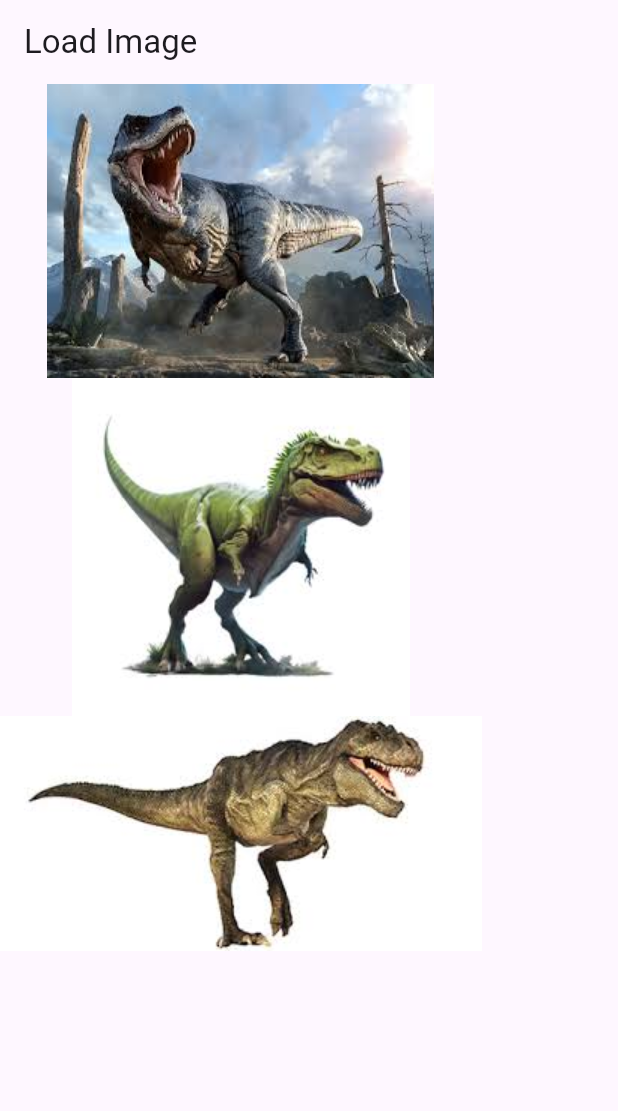
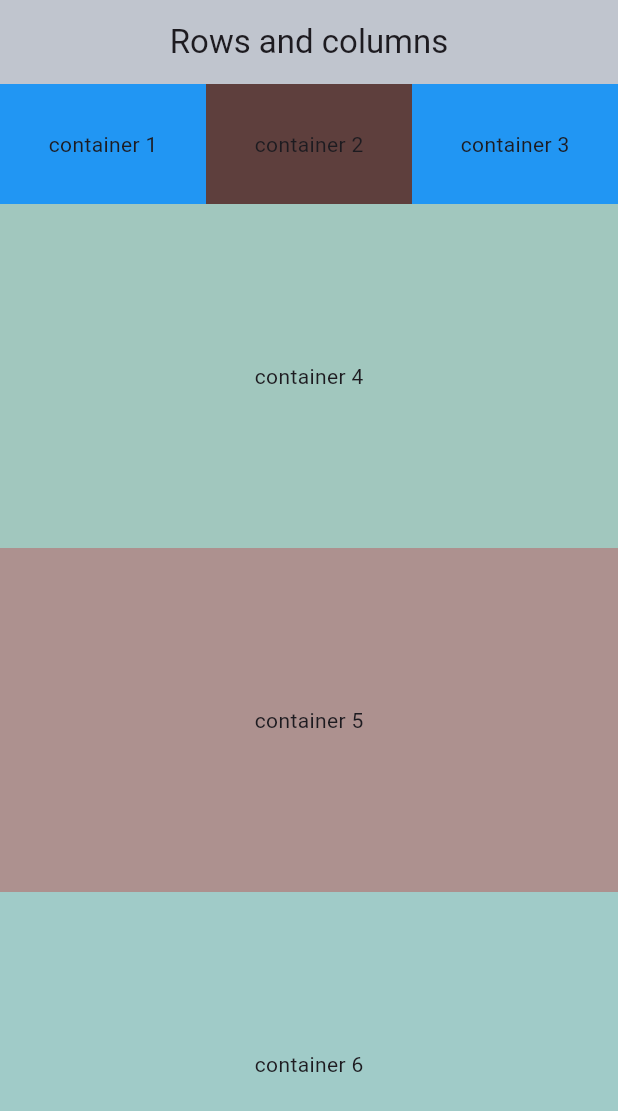
Before and after one commit to Ziroworld/new_project, a Flutter app: the screen it shows after launch, on a phone screen of 412 x 824 dp. Shown: the top 1111 px of the screen. Run offline on Flutter 3.47's test engine with Material 3 defaults, Android fonts, the phone set to English and light mode, and no system bars.

Commit message:
added few widgit features we need for application

```diff
--- a/lib/app.dart
+++ b/lib/app.dart
@@ -1,6 +1,9 @@
 import 'package:flutter/material.dart';
+import 'package:new_project/week4/classwork_view.dart';
+import 'package:new_project/week4/flexible_expanded_view.dart';
 import 'package:new_project/week4/load_image_view.dart';
-
+import 'package:new_project/week4/media_query.dart';
+import 'package:new_project/week4/snack_bar_view.dart';
 
 class App extends StatelessWidget {
   const App({super.key});
@@ -10,7 +13,7 @@ class App extends StatelessWidget {
     return const MaterialApp(
       debugShowCheckedModeBanner: false,
       title: "new project",
-      home: LoadImageView(),
+      home: ClassworkView(),
     );
   }
 }
--- /dev/null
+++ b/lib/week4/classwork_view.dart
@@ -0,0 +1,82 @@
+import 'package:flutter/material.dart';
+
+class ClassworkView extends StatelessWidget {
+  const ClassworkView({super.key});
+
+  @override
+  Widget build(BuildContext context) {
+    return Scaffold(
+      extendBody: true,
+      appBar: AppBar(
+        title: const Text('Rows and columns'),
+        centerTitle: true,
+        backgroundColor: const Color.fromARGB(255, 192, 197, 206),
+        elevation: 0,
+      ),
+      body: SafeArea(
+        child: Column(
+          children: [
+            Row(
+              children: [
+                Expanded(
+                  child: Container(
+                    color: Colors.blue,
+                    width: 300,
+                    height: 80,
+                    alignment: Alignment.center,
+                    child: const Text('container 1'),
+                  ),
+                ),
+                Expanded(
+                  child: Container(
+                    color: const Color.fromARGB(255, 94, 63, 61),
+                    width: 300,
+                    height: 80,
+                    alignment: Alignment.center,
+                    child: const Text('container 2'),
+                  ),
+                ),
+                Expanded(
+                  child: Container(
+                    color: Colors.blue,
+                    width: 300,
+                    height: 80,
+                    alignment: Alignment.center,
+                    child: const Text('container 3'),
+                  ),
+                )
+              ],
+            ),
+            Expanded(
+              child: Container(
+                color: const Color.fromARGB(255, 161, 199, 190),
+                width: double.infinity,
+                height: 80,
+                alignment: Alignment.center,
+                child: const Text('container 4'),
+              ),
+            ),
+            Expanded(
+              child: Container(
+                color: const Color.fromARGB(255, 173, 145, 143),
+                width: double.infinity,
+                height: 80,
+                alignment: Alignment.center,
+                child: const Text('container 5'),
+              ),
+            ),
+            Expanded(
+              child: Container(
+                color: const Color.fromARGB(255, 160, 203, 200),
+                width: double.infinity,
+                height: 80,
+                alignment: Alignment.center,
+                child: const Text('container 6'),
+              ),
+            ),
+          ],
+        ),
+      ),
+    );
+  }
+}
```
Also changed, not shown: lib/common/my_snackbar_common.dart (added, +19 -0 lines), lib/week4/flexible_expanded_view.dart (added, +39 -0 lines), lib/week4/media_query.dart (added, +21 -0 lines), lib/week4/snack_bar_view.dart (added, +56 -0 lines).
